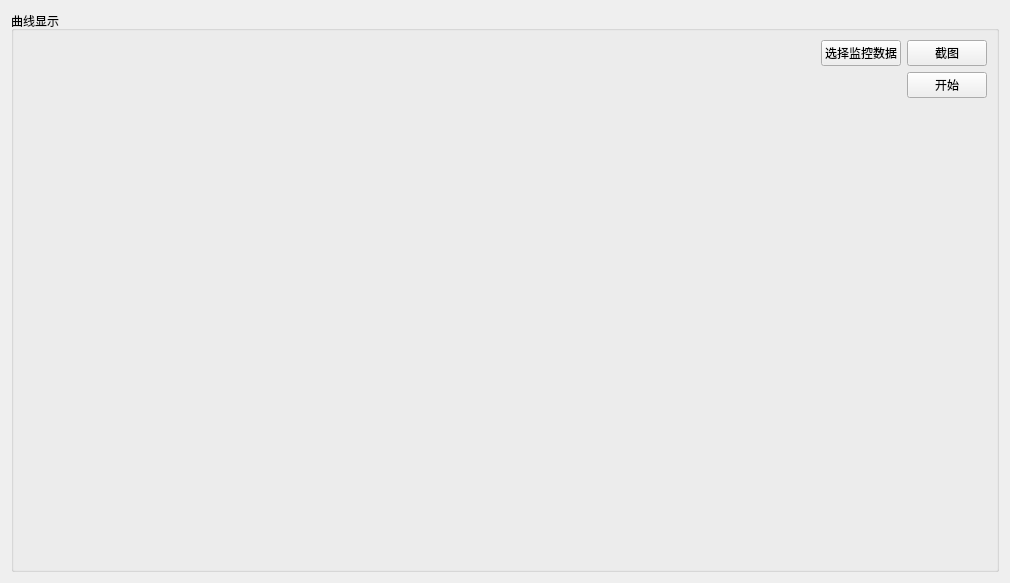
Old version of the form RTDataPlot/Form_RTdata_plot.ui in the repository SanXiaoXing/PyUtilDemos.
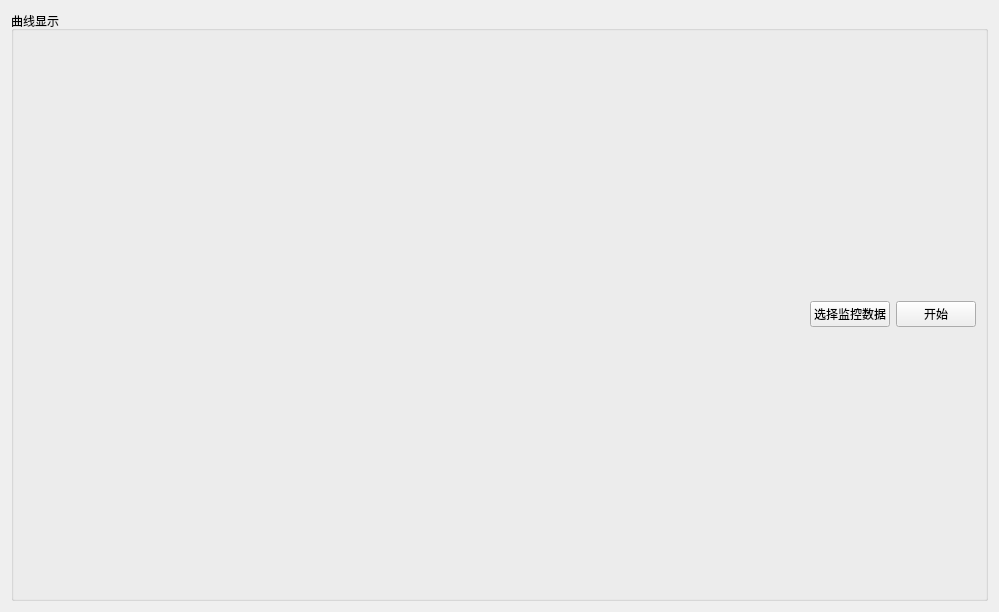
New version of the form.

Commit message: refactor(RTDataPlot): 增加了在图表中显示实时数据的功能

Diff of the .ui file:
```diff
--- a/RTDataPlot/Form_RTdata_plot.ui
+++ b/RTDataPlot/Form_RTdata_plot.ui
@@ -6,8 +6,8 @@
    <rect>
     <x>0</x>
     <y>0</y>
-    <width>1010</width>
-    <height>583</height>
+    <width>999</width>
+    <height>612</height>
    </rect>
   </property>
   <property name="windowTitle">
@@ -19,47 +19,10 @@
      <property name="title">
       <string>曲线显示</string>
      </property>
-     <layout class="QHBoxLayout" name="horizontalLayout_3" stretch="7,3">
+     <layout class="QVBoxLayout" name="verticalLayout" stretch="1,9">
       <item>
-       <layout class="QHBoxLayout" name="horizontalLayout_plot">
+       <layout class="QHBoxLayout" name="horizontalLayout_3">
         <item>
-         <widget class="QWidget" name="plot_widget" native="true"/>
-        </item>
-       </layout>
-      </item>
-      <item>
-       <layout class="QGridLayout" name="gridLayout" rowstretch="1,8,1,0">
-        <item row="2" column="0" colspan="3">
-         <layout class="QGridLayout" name="gridLayout_data"/>
-        </item>
-        <item row="3" column="1">
-         <spacer name="verticalSpacer">
-          <property name="orientation">
-           <enum>Qt::Vertical</enum>
-          </property>
-          <property name="sizeHint" stdset="0">
-           <size>
-            <width>20</width>
-            <height>40</height>
-           </size>
-          </property>
-         </spacer>
-        </item>
-        <item row="0" column="1">
-         <widget class="QPushButton" name="pushButton_select">
-          <property name="text">
-           <string>选择监控数据</string>
-          </property>
-         </widget>
-        </item>
-        <item row="0" column="2">
-         <widget class="QPushButton" name="pushButton_screenshot">
-          <property name="text">
-           <string>截图</string>
-          </property>
-         </widget>
-        </item>
-        <item row="0" column="0">
          <spacer name="horizontalSpacer">
           <property name="orientation">
            <enum>Qt::Horizontal</enum>
@@ -72,7 +35,14 @@
           </property>
          </spacer>
         </item>
-        <item row="1" column="2">
+        <item>
+         <widget class="QPushButton" name="pushButton_select">
+          <property name="text">
+           <string>选择监控数据</string>
+          </property>
+         </widget>
+        </item>
+        <item>
          <widget class="QPushButton" name="pushButton_control">
           <property name="text">
            <string>开始</string>
```
Left out of the diff: 3 changed lines with no effect on the pictures. The commit also changes 2 other files.
